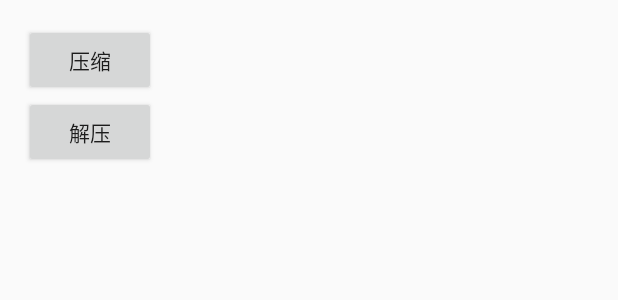
After one commit to linshunm/iUtils, an Android app: the layout activity_zip_test.xml on its own in the app's theme, with its tools: preview values and no code run, on a phone screen of 412 x 824 dp. The commit adds this screen. Shown: the top 300 px of the screen. Run offline under Robolectric (Android 15) with nearby library versions, the phone set to English and light mode, and no system bars.

Commit message:
zip test

```diff
--- a/app/src/main/java/com/iutils/main/view/MainActivity.java
+++ b/app/src/main/java/com/iutils/main/view/MainActivity.java
@@ -14,6 +14,7 @@ import com.iutils.main.presenter.MainPresenter;
 import com.iutils.okhttp.OkHttpTestActivity;
 import com.iutils.test.ImageTestActivity;
 import com.iutils.utils.ILog;
+import com.iutils.zip.ZipTestActivity;
 
 public class MainActivity extends BaseActivity implements IMainView, View.OnClickListener {
 
@@ -69,7 +70,7 @@ public class MainActivity extends BaseActivity implements IMainView, View.OnClic
     public void onClick(View v) {
         switch (v.getId()) {
             case R.id.btn_test: {
-                Intent intent = new Intent(this, OkHttpTestActivity.class);
+                Intent intent = new Intent(this, ZipTestActivity.class);
                 startActivity(intent);
                 break;
             }
--- a/app/src/main/java/com/iutils/utils/ThreadUtil.java
+++ b/app/src/main/java/com/iutils/utils/ThreadUtil.java
@@ -13,4 +13,5 @@ public class ThreadUtil {
     {
         es.execute(r);
     }
+
 }
--- /dev/null
+++ b/app/src/main/res/layout/activity_zip_test.xml
@@ -0,0 +1,32 @@
+<?xml version="1.0" encoding="utf-8"?>
+<RelativeLayout
+    xmlns:android="http://schemas.android.com/apk/res/android"
+    xmlns:tools="http://schemas.android.com/tools"
+    android:layout_width="match_parent"
+    android:layout_height="match_parent"
+    android:paddingLeft="@dimen/activity_horizontal_margin"
+    android:paddingRight="@dimen/activity_horizontal_margin"
+    android:paddingTop="@dimen/activity_vertical_margin"
+    android:paddingBottom="@dimen/activity_vertical_margin"
+    tools:context="com.iutils.zip.ZipTestActivity">
+    <LinearLayout
+        android:layout_width="match_parent"
+        android:layout_height="match_parent"
+        android:orientation="vertical">
+        <Button
+            android:id="@+id/btn_zip"
+            android:layout_width="wrap_content"
+            android:layout_height="wrap_content"
+            android:text="压缩"/>
+        <Button
+            android:id="@+id/btn_unzip"
+            android:layout_width="wrap_content"
+            android:layout_height="wrap_content"
+            android:text="解压"/>
+        <TextView
+            android:id="@+id/tv_info"
+            android:layout_width="match_parent"
+            android:layout_height="match_parent"/>
+    </LinearLayout>
+
+</RelativeLayout>
```
Also changed, not shown: app/src/main/AndroidManifest.xml (+25 -23 lines), app/src/main/java/com/iutils/utils/StringUtil.java (+12 -0 lines), app/src/main/java/com/iutils/utils/ZipUtil.java (added, +156 -0 lines), app/src/main/java/com/iutils/zip/ZipTest.java (added, +15 -0 lines), app/src/main/java/com/iutils/zip/ZipTestActivity.java (added, +125 -0 lines).
